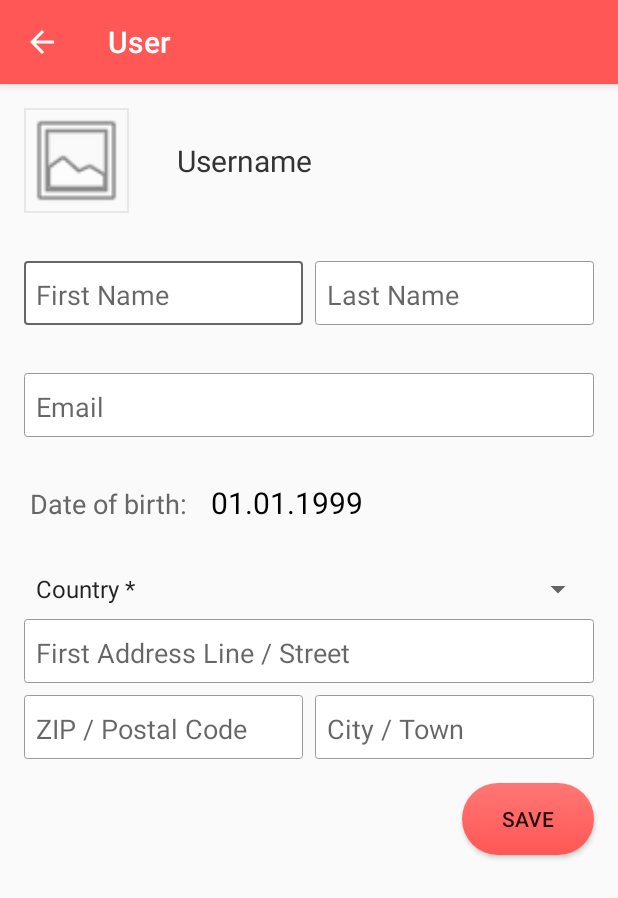
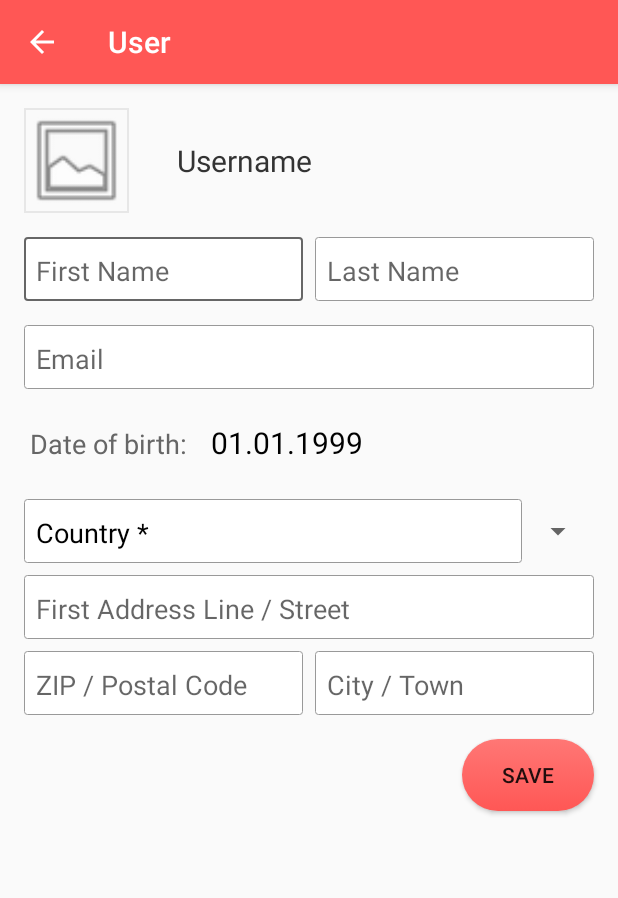
Before and after one commit to couch-dev/ShopProject, an Android app: the UserDataActivity screen opened directly, with no data from a screen before it, on a phone screen of 412 x 824 dp. Shown: the top 898 px of the screen. Run offline under Robolectric (Android 15) with nearby library versions, the phone set to English and light mode, and no system bars; 13 statements that could not run were skipped.

Commit message:
USERDATA: saving and displaying update

```diff
--- a/app/src/main/java/net/couchdev/android/layoutsandbox/controller/AddressActivity.java
+++ b/app/src/main/java/net/couchdev/android/layoutsandbox/controller/AddressActivity.java
@@ -45,8 +45,7 @@ public class AddressActivity extends AppCompatActivity{
         super.onCreate(savedInstanceState);
         setContentView(R.layout.activity_address);
 
-        String[] countryArray = new String[]{"Country *", "Country1", "Country2", "Country3",
-                "Country4", "Country5", "Country6", "Country7", "Country8", "Country9"};
+        String[] countryArray = getResources().getStringArray(R.array.countries);
         ArrayAdapter<String> adapter = new ArrayAdapter<>(this, R.layout.item_spinner, countryArray);
         final Spinner country = (Spinner) findViewById(R.id.countrySpinner);
         adapter.setDropDownViewResource(R.layout.item_spinner_dropdown);
@@ -118,7 +117,7 @@ public class AddressActivity extends AppCompatActivity{
                 if(checkAccept.isChecked() && firstLine.isChecked() && city.isChecked() &&
                         zip.isChecked() && country.getSelectedItemPosition() != 0){
                     Database.getInstance().updateUserData(firstLine.getText().toString(), secondLine.getText().toString(),
-                            (String) country.getSelectedItem(), thirdLine.getText().toString(), state.getText().toString(),
+                            thirdLine.getText().toString(), country.getSelectedItem().toString(), state.getText().toString(),
                             city.getText().toString(), zip.getText().toString());
                     setResult(RESULT_OK);
                     finish();
--- a/app/src/main/java/net/couchdev/android/layoutsandbox/controller/UserDataActivity.java
+++ b/app/src/main/java/net/couchdev/android/layoutsandbox/controller/UserDataActivity.java
@@ -22,6 +22,7 @@ package net.couchdev.android.layoutsandbox.controller;
 
 import android.os.Bundle;
 import android.support.v7.app.AppCompatActivity;
+import android.util.Log;
 import android.view.MenuItem;
 import android.widget.ArrayAdapter;
 import android.widget.EditText;
@@ -67,6 +68,12 @@ public class UserDataActivity extends AppCompatActivity{
         TextView dateOfBirth = (TextView) findViewById(R.id.dateOfBirthText);
         dateOfBirth.setText(Tools.dateToString(userdata.getDateOfBirth()));
         // address
+        String[] countryArray = getResources().getStringArray(R.array.countries);
+        ArrayAdapter<String> adapter = new ArrayAdapter<>(this, R.layout.item_spinner, countryArray);
+        final Spinner country = (Spinner) findViewById(R.id.countrySpinner);
+        adapter.setDropDownViewResource(R.layout.item_spinner_dropdown);
+        country.setAdapter(adapter);
+        country.setSelection(adapter.getPosition(userdata.getCountry()));
         EditText addressLine1Edit = (EditText) findViewById(R.id.addressLine1Edit);
         addressLine1Edit.setText(userdata.getAddressLine1());
         EditText addressLine2Edit = (EditText) findViewById(R.id.addressLine2Edit);
--- /dev/null
+++ b/app/src/main/res/drawable/edittext_selector5.xml
@@ -0,0 +1,15 @@
+<?xml version="1.0" encoding="utf-8"?>
+<selector xmlns:android="http://schemas.android.com/apk/res/android">
+
+    <item>
+        <shape android:shape="rectangle">
+            <gradient android:angle="270"
+                android:startColor="@color/white"
+                android:endColor="@color/white"/>
+            <stroke android:width="0.5dp"
+                android:color="@color/light_gray"/>
+            <corners android:radius="2dp"/>
+        </shape>
+    </item>
+
+</selector>
--- a/app/src/main/res/layout/activity_userdata.xml
+++ b/app/src/main/res/layout/activity_userdata.xml
@@ -41,7 +41,7 @@
                 android:layout_below="@+id/profileImage"
                 android:layout_marginLeft="16dp"
                 android:layout_marginRight="16dp"
-                android:layout_marginTop="32dp">
+                android:layout_marginTop="16dp">
                 <TableRow
                     android:layout_width="match_parent"
                     android:layout_height="wrap_content">
@@ -78,7 +78,7 @@
                 android:hint="Email"
                 android:inputType="textEmailAddress"
                 android:layout_below="@+id/nameTable"
-                android:layout_marginTop="32dp"
+                android:layout_marginTop="16dp"
                 android:layout_marginLeft="16dp"
                 android:layout_marginRight="16dp"/>
 
@@ -90,7 +90,7 @@
                 android:textSize="18sp"
                 android:textColor="@color/gray"
                 android:layout_below="@+id/emailEdit"
-                android:layout_marginTop="32dp"
+                android:layout_marginTop="24dp"
                 android:layout_marginLeft="20dp"
                 android:layout_marginRight="16dp" />
             <TextView
@@ -110,7 +110,7 @@
                 android:layout_width="match_parent"
                 android:layout_height="wrap_content"
                 android:layout_below="@+id/dateOfBirthText"
-                android:layout_marginTop="32dp"
+                android:layout_marginTop="24dp"
                 android:layout_marginLeft="16dp"
                 android:layout_marginRight="16dp"
                 android:entries="@array/countries"/>
--- a/app/src/main/res/layout/item_spinner.xml
+++ b/app/src/main/res/layout/item_spinner.xml
@@ -1,7 +1,8 @@
 <?xml version="1.0" encoding="utf-8"?>
 <TextView xmlns:android="http://schemas.android.com/apk/res/android"
+    style="@style/dropdown_style"
     android:layout_width="match_parent" android:layout_height="match_parent"
-    android:textSize="20sp"
+    android:textSize="18sp"
     android:textColor="@color/black">
 
 </TextView>
--- a/app/src/main/res/values/strings.xml
+++ b/app/src/main/res/values/strings.xml
@@ -59,10 +59,105 @@
 
     <!-- array -->
     <string-array name="countries">
+        <!-- European countries -->
         <item>Country *</item>
+        <item>Russia</item>
         <item>Germany</item>
+        <item>Turkey</item>
         <item>France</item>
-        <item>USA</item>
+        <item>United Kingdom</item>
+        <item>Italy</item>
+        <item>Spain</item>
+        <item>Ukraine</item>
+        <item>Poland</item>
+        <item>Romania</item>
+        <item>Kazakhstan</item>
+        <item>Netherlands</item>
+        <item>Belgium</item>
+        <item>Greece</item>
+        <item>Czech Republic</item>
+        <item>Portugal</item>
+        <item>Sweden</item>
+        <item>Hungary</item>
+        <item>Azerbaijan</item>
+        <item>Belarus</item>
+        <item>Austria</item>
+        <item>Switzerland</item>
+        <item>Bulgaria</item>
+        <item>Serbia</item>
+        <item>Denmark</item>
+        <item>Finland</item>
+        <item>Slovakia</item>
+        <item>Norway</item>
+        <item>Ireland</item>
+        <item>Croatia</item>
+        <item>Bosnia and Herzegovina</item>
+        <item>Georgia</item>
+        <item>Moldova</item>
+        <item>Armenia</item>
+        <item>Lithuania</item>
+        <item>Albania</item>
+        <item>Macedonia</item>
+        <item>Slovenia</item>
+        <item>Latvia</item>
+        <item>Estonia</item>
+        <item>Cyprus</item>
+        <item>Montenegro</item>
+        <item>Luxembourg</item>
+        <item>Malta</item>
+        <item>Iceland</item>
+        <!-- North American countries -->
+        <item>United States of America</item>
+        <item>Mexico</item>
+        <item>Canada</item>
+        <item>Guatemala</item>
+        <item>Cuba</item>
+        <item>Haiti</item>
+        <item>Dominican Republic</item>
+        <item>Honduras</item>
+        <item>Nicaragua</item>
+        <item>El Salvador</item>
+        <item>Costa Rica</item>
+        <item>Panama</item>
+        <item>Puerto Rico</item>
+        <item>Jamaica</item>
+        <item>Trinidad and Tobago</item>
+        <item>Guadeloupe</item>
+        <item>Martinique</item>
+        <item>Bahamas</item>
+        <item>Belize</item>
+        <item>Barbados</item>
+        <!-- Middle Eastern countries -->
+        <item>Egypt</item>
+        <item>Iran</item>
+        <item>Turkey</item>
+        <item>Iraq</item>
+        <item>Saudi Arabia</item>
+        <item>Yemen</item>
+        <item>Syria</item>
+        <item>United Arab Emirates</item>
+        <item>Israel</item>
+        <item>Jordan</item>
+        <item>Palestine</item>
+        <item>Lebanon</item>
+        <item>Oman</item>
+        <item>Kuwait</item>
+        <item>Qatar</item>
+        <item>Bahrain</item>
+        <!-- South American countries -->
+        <item>Brazil</item>
+        <item>Colombia</item>
+        <item>Argentina</item>
+        <item>Peru</item>
+        <item>Venezuela</item>
+        <item>Chile</item>
+        <item>Ecuador</item>
+        <item>Bolivia</item>
+        <item>Paraguay</item>
+        <item>Uruguay</item>
+        <item>Guyana</item>
+        <item>Suriname</item>
+        <item>French Guiana</item>
     </string-array>
 
     <string-array name="currency">
--- a/app/src/main/res/values/styles.xml
+++ b/app/src/main/res/values/styles.xml
@@ -40,4 +40,12 @@
         <item name="android:background">@drawable/edittext_selector4</item>
     </style>
 
+    <style name="dropdown_style" parent="Widget.AppCompat.DropDownItem.Spinner">
+        <item name="android:paddingLeft">8dp</item>
+        <item name="android:paddingRight">8dp</item>
+        <item name="android:paddingTop">10dp</item>
+        <item name="android:paddingBottom">8dp</item>
+        <item name="android:background">@drawable/edittext_selector5</item>
+    </style>
+
 </resources>
```
Also changed, not shown: app/src/main/java/net/couchdev/android/layoutsandbox/model/Database.java (+4 -4 lines), app/src/main/java/net/couchdev/android/layoutsandbox/model/Userdata.java (+12 -1 lines), app/src/main/res/layout/activity_address.xml (+54 -42 lines), app/src/main/res/layout/activity_id.xml (+5 -15 lines), app/src/main/res/layout/activity_register.xml (+12 -9 lines), app/src/main/res/layout/new_activity_login.xml (+5 -4 lines).
